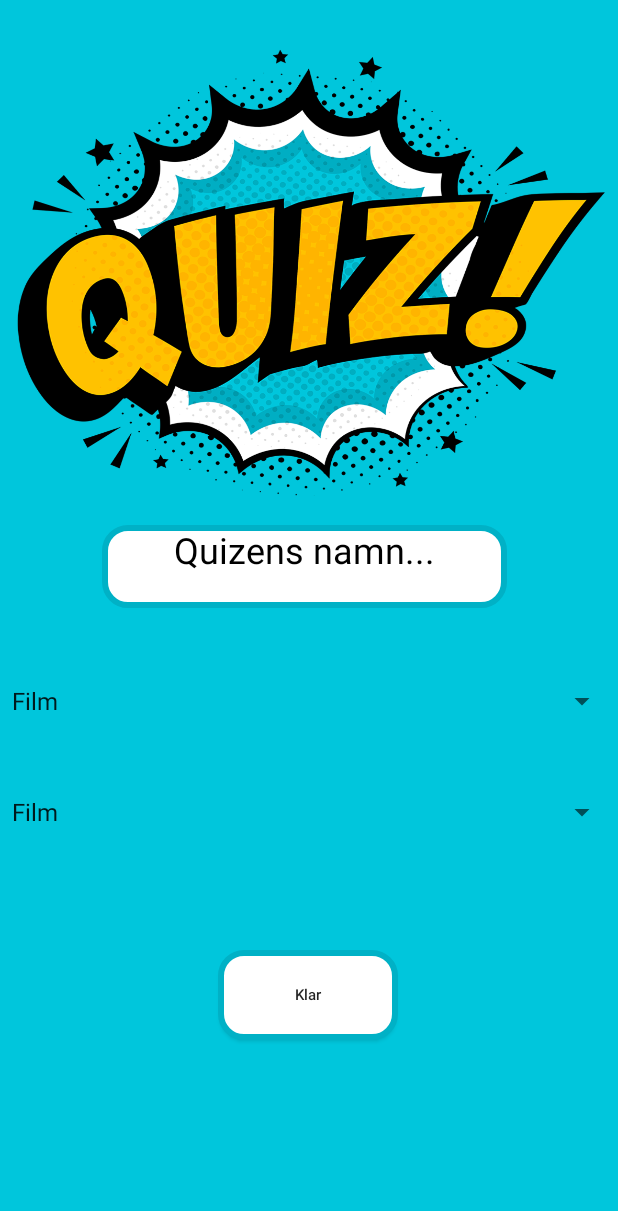
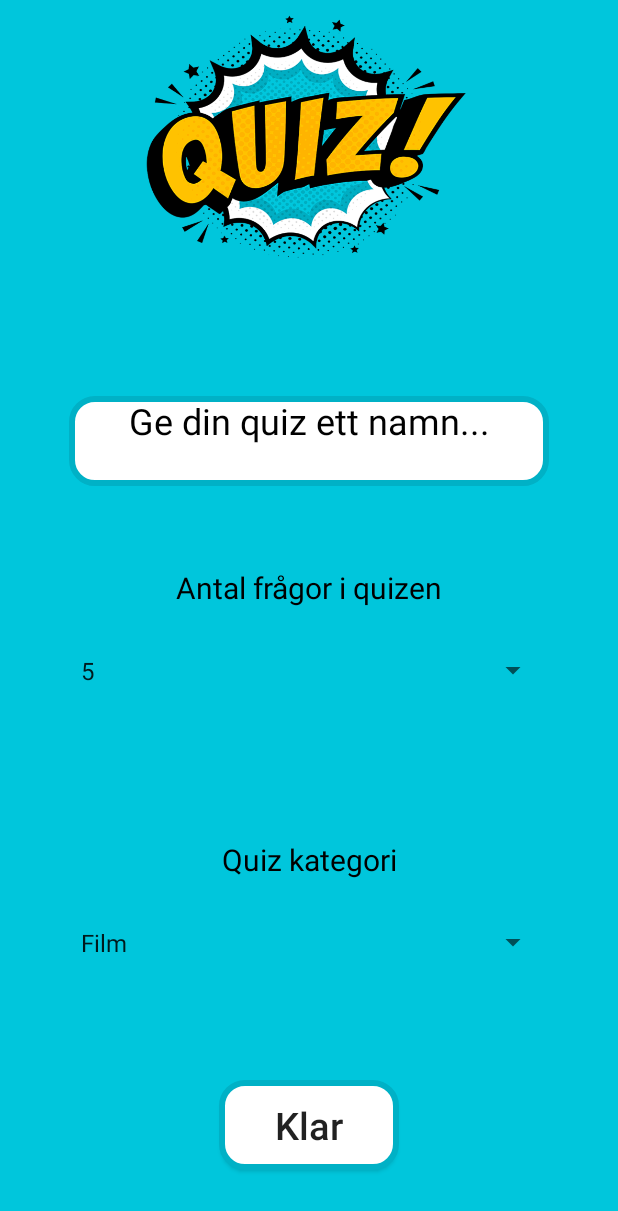
Before and after one commit to marvinjacobson/QuizAppen, an Android app: the CreateQuizActivity screen opened directly, with no data from a screen before it, on a phone screen of 412 x 824 dp. Shown: the top 1211 px of the screen. Run offline under Robolectric (Android 15) with nearby library versions, the phone set to English and light mode, and no system bars.

Commit message:
Början på skapa quiz

```diff
--- a/app/src/main/java/com/example/quizapp/CreateQuizActivity.java
+++ b/app/src/main/java/com/example/quizapp/CreateQuizActivity.java
@@ -40,7 +40,7 @@ public class CreateQuizActivity extends AppCompatActivity {
         ArrayAdapter<Integer> arrayAdapter2 = new ArrayAdapter<Integer>(this, android.R.layout.simple_spinner_item, QuizCount);
         arrayAdapter.setDropDownViewResource(android.R.layout.simple_spinner_dropdown_item);
         arrayAdapter.setDropDownViewResource(android.R.layout.simple_spinner_dropdown_item);
-        count.setAdapter(arrayAdapter);
+        count.setAdapter(arrayAdapter2);
 
 
     }
--- a/app/src/main/java/com/example/quizapp/Home.java
+++ b/app/src/main/java/com/example/quizapp/Home.java
@@ -9,19 +9,25 @@ import android.widget.Button;
 
 public class Home extends AppCompatActivity {
 
-    private Button btnSettings;
+    private Button btnSettings, btn_createQuiz;
 
     @Override
     protected void onCreate(Bundle savedInstanceState) {
         super.onCreate(savedInstanceState);
         setContentView(R.layout.activity_home);
-        btnSettings = (Button)findViewById(R.id.gotoSettings);
-
+        btnSettings = (Button)findViewById(R.id.btn_gotoSettings);
+        btn_createQuiz = (Button)findViewById(R.id.btn_createQuiz);
         //Öppnar Settings
         btnSettings.setOnClickListener(new View.OnClickListener() {
             @Override
             public void onClick(View v) {
                 openSettings();
+            }
+        });
+        btn_createQuiz.setOnClickListener(new View.OnClickListener() {
+            @Override
+            public void onClick(View v) {
+                openCreateQuiz();
             }
         });
     }
@@ -30,4 +36,8 @@ public class Home extends AppCompatActivity {
         Intent intent = new Intent(this, Settings.class);
         startActivity(intent);
     }
+    public void openCreateQuiz() {
+        Intent intent = new Intent(this, CreateQuizActivity.class);
+        startActivity(intent);
+    }
 }
--- a/app/src/main/res/layout/activity_create_quiz.xml
+++ b/app/src/main/res/layout/activity_create_quiz.xml
@@ -5,70 +5,92 @@
     android:layout_width="match_parent"
     android:layout_height="match_parent"
     tools:context=".CreateQuizActivity"
-    android:background="@drawable/appbakgrund"
+    android:background="@drawable/quizsmalllogo"
     >
 
 
-    <Spinner
-        android:id="@+id/spinner_categori"
-        android:layout_width="match_parent"
-        android:layout_height="wrap_content"
-
-        android:layout_marginBottom="132dp"
-        app:layout_constraintBottom_toBottomOf="parent"
-        app:layout_constraintEnd_toEndOf="parent"
-        app:layout_constraintHorizontal_bias="1.0"
-        app:layout_constraintStart_toStartOf="parent"
-        app:layout_constraintTop_toBottomOf="@+id/edtQuizName"
-        app:layout_constraintVertical_bias="0.394" />
-
-    <Spinner
-        android:id="@+id/spinner_number"
-        android:layout_width="match_parent"
-        android:layout_height="wrap_content"
-        android:layout_marginBottom="50dp"
-        app:layout_constraintBottom_toTopOf="@+id/spinner_categori"
-        app:layout_constraintEnd_toEndOf="parent"
-        app:layout_constraintHorizontal_bias="1.0"
-        app:layout_constraintStart_toStartOf="parent"
-        app:layout_constraintTop_toBottomOf="@+id/edtQuizName"
-        app:layout_constraintVertical_bias="0.425" />
-
     <EditText
         android:id="@+id/edtQuizName"
-        android:layout_width="270dp"
-        android:layout_height="55dp"
-        android:layout_marginStart="68dp"
-        android:layout_marginTop="350dp"
-        android:layout_marginBottom="50dp"
+        android:layout_width="320dp"
+        android:layout_height="60dp"
+        android:layout_marginTop="250dp"
+        android:layout_marginBottom="40dp"
         android:background="@drawable/roundedet"
         android:ems="10"
         android:fontFamily="sans-serif"
         android:gravity="center_horizontal"
-        android:hint="Quizens namn..."
+        android:hint="Ge din quiz ett namn..."
         android:inputType="textPersonName"
         android:textColor="@color/black"
         android:textColorHint="@color/black"
-        android:textSize="24sp"
-        app:layout_constraintBottom_toTopOf="@+id/spinner_number"
+        android:textSize="24dp"
+        app:layout_constraintBottom_toTopOf="@+id/tv_counthint"
+        app:layout_constraintEnd_toEndOf="parent"
         app:layout_constraintStart_toStartOf="parent"
         app:layout_constraintTop_toTopOf="parent" />
 
     <androidx.appcompat.widget.AppCompatButton
-        android:id="@+id/btnNext"
+        android:id="@+id/btn_Next"
         android:layout_width="120dp"
         android:layout_height="60dp"
-        android:layout_marginTop="80dp"
+        android:layout_marginTop="30dp"
         android:layout_marginBottom="30dp"
         android:background="@drawable/roundedet"
         android:text="Klar"
         android:textAllCaps="false"
-        android:textSize="10dp"
-        app:layout_constraintBottom_toTopOf="@+id/quizOfDay"
+        android:textSize="25dp"
+        app:layout_constraintBottom_toBottomOf="parent"
         app:layout_constraintEnd_toEndOf="parent"
-        app:layout_constraintHorizontal_bias="0.498"
         app:layout_constraintStart_toStartOf="parent"
-        app:layout_constraintTop_toBottomOf="@+id/spinner_categori"
-        app:layout_constraintVertical_bias="1.0" />
+        app:layout_constraintTop_toBottomOf="@+id/spinner_categori" />
+
+    <TextView
+        android:id="@+id/tv_cathint"
+        android:layout_width="wrap_content"
+        android:layout_height="wrap_content"
+        android:layout_marginTop="50dp"
+        android:text="Quiz kategori"
+        android:textColor="@color/black"
+        android:textSize="20sp"
+        app:layout_constraintBottom_toTopOf="@+id/spinner_categori"
+        app:layout_constraintEnd_toEndOf="parent"
+        app:layout_constraintStart_toStartOf="parent"
+        app:layout_constraintTop_toBottomOf="@+id/spinner_number" />
+
+    <TextView
+        android:id="@+id/tv_counthint"
+        android:layout_width="wrap_content"
+        android:layout_height="wrap_content"
+        android:text="Antal frågor i quizen"
+        android:textColor="@color/black"
+        android:textSize="20dp"
+        app:layout_constraintBottom_toTopOf="@+id/spinner_number"
+        app:layout_constraintEnd_toEndOf="parent"
+        app:layout_constraintStart_toStartOf="parent"
+        app:layout_constraintTop_toBottomOf="@+id/edtQuizName"
+        app:layout_constraintVertical_bias="0.555" />
+
+    <Spinner
+        android:id="@+id/spinner_number"
+        android:layout_width="320dp"
+        android:layout_height="35dp"
+        android:layout_marginTop="10dp"
+        android:layout_marginBottom="30dp"
+        app:layout_constraintBottom_toTopOf="@+id/tv_cathint"
+        app:layout_constraintEnd_toEndOf="parent"
+        app:layout_constraintStart_toStartOf="parent"
+        app:layout_constraintTop_toBottomOf="@+id/tv_counthint" />
+
+    <Spinner
+        android:id="@+id/spinner_categori"
+        android:layout_width="320dp"
+        android:layout_height="35dp"
+        android:layout_marginTop="10dp"
+        android:layout_marginBottom="30dp"
+        android:textSize="25dp"
+        app:layout_constraintBottom_toTopOf="@+id/btn_Next"
+        app:layout_constraintEnd_toEndOf="parent"
+        app:layout_constraintStart_toStartOf="parent"
+        app:layout_constraintTop_toBottomOf="@+id/tv_cathint" />
 
 </androidx.constraintlayout.widget.ConstraintLayout>
--- a/app/src/main/res/layout/activity_home.xml
+++ b/app/src/main/res/layout/activity_home.xml
@@ -18,14 +18,14 @@
         android:text="Favoritkategori"
         android:textAllCaps="false"
         android:textSize="20dp"
-        app:layout_constraintBottom_toTopOf="@+id/quizOfDay"
+        app:layout_constraintBottom_toTopOf="@+id/btn_quizOfDay"
         app:layout_constraintEnd_toEndOf="parent"
         app:layout_constraintStart_toStartOf="parent"
         app:layout_constraintTop_toTopOf="parent"
         app:layout_constraintVertical_bias="1.0" />
 
     <androidx.appcompat.widget.AppCompatButton
-        android:id="@+id/quizOfDay"
+        android:id="@+id/btn_quizOfDay"
         android:layout_width="285dp"
         android:layout_height="60dp"
         android:layout_marginBottom="30dp"
@@ -33,14 +33,14 @@
         android:text="Dagens frågesport"
         android:textSize="20dp"
         android:textAllCaps="false"
-        app:layout_constraintBottom_toTopOf="@+id/categories"
+        app:layout_constraintBottom_toTopOf="@+id/btn_categories"
         app:layout_constraintEnd_toEndOf="parent"
         app:layout_constraintStart_toStartOf="parent"
         app:layout_constraintTop_toTopOf="parent"
         app:layout_constraintVertical_bias="1.0" />
 
     <androidx.appcompat.widget.AppCompatButton
-        android:id="@+id/createQuiz"
+        android:id="@+id/btn_createQuiz"
         android:layout_width="285dp"
         android:layout_height="60dp"
         android:layout_marginTop="30dp"
@@ -51,11 +51,11 @@
         app:layout_constraintBottom_toBottomOf="parent"
         app:layout_constraintEnd_toEndOf="parent"
         app:layout_constraintStart_toStartOf="parent"
-        app:layout_constraintTop_toBottomOf="@+id/categories"
+        app:layout_constraintTop_toBottomOf="@+id/btn_categories"
         app:layout_constraintVertical_bias="0.0" />
 
     <androidx.appcompat.widget.AppCompatButton
-        android:id="@+id/categories"
+        android:id="@+id/btn_categories"
         android:layout_width="285dp"
         android:layout_height="60dp"
         android:layout_marginBottom="30dp"
@@ -71,7 +71,7 @@
         app:layout_constraintVertical_bias="0.803" />
 
     <androidx.appcompat.widget.AppCompatButton
-        android:id="@+id/gotoSettings"
+        android:id="@+id/btn_gotoSettings"
         android:layout_width="85dp"
         android:layout_height="85dp"
         android:background="@drawable/settings"
--- a/app/src/main/res/values/strings.xml
+++ b/app/src/main/res/values/strings.xml
@@ -1,3 +1,4 @@
 <resources>
     <string name="app_name">QuizApp</string>
+
 </resources>
```
Also changed, not shown: app/src/main/res/drawable/quizsmalllogo.png (added).
